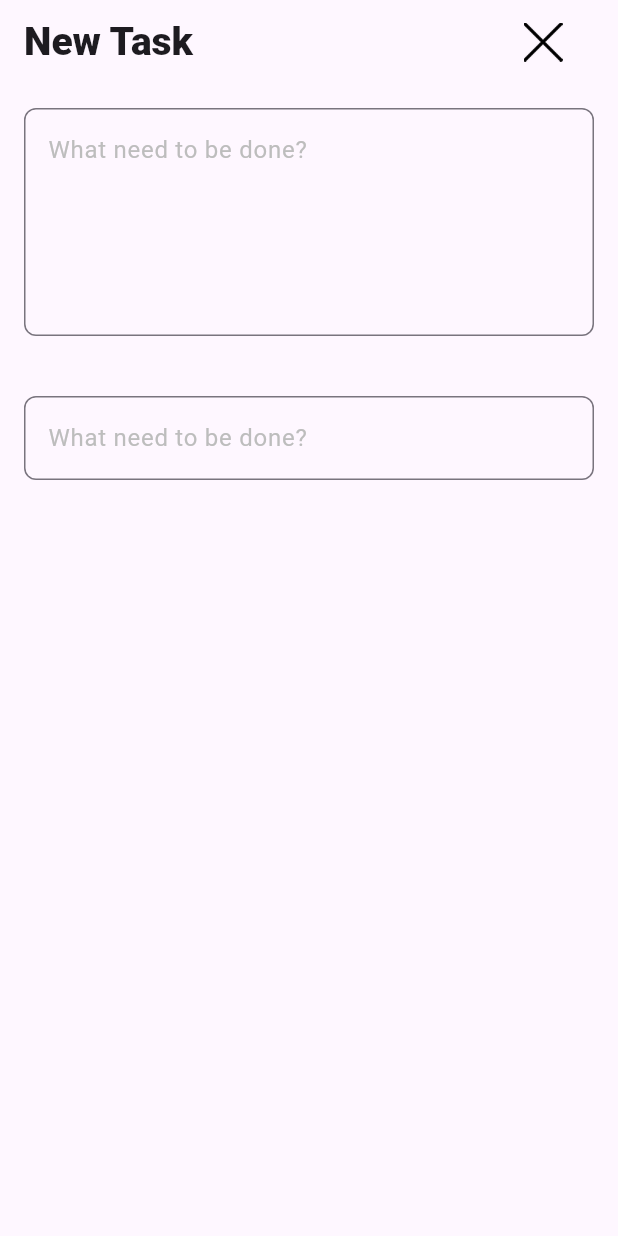
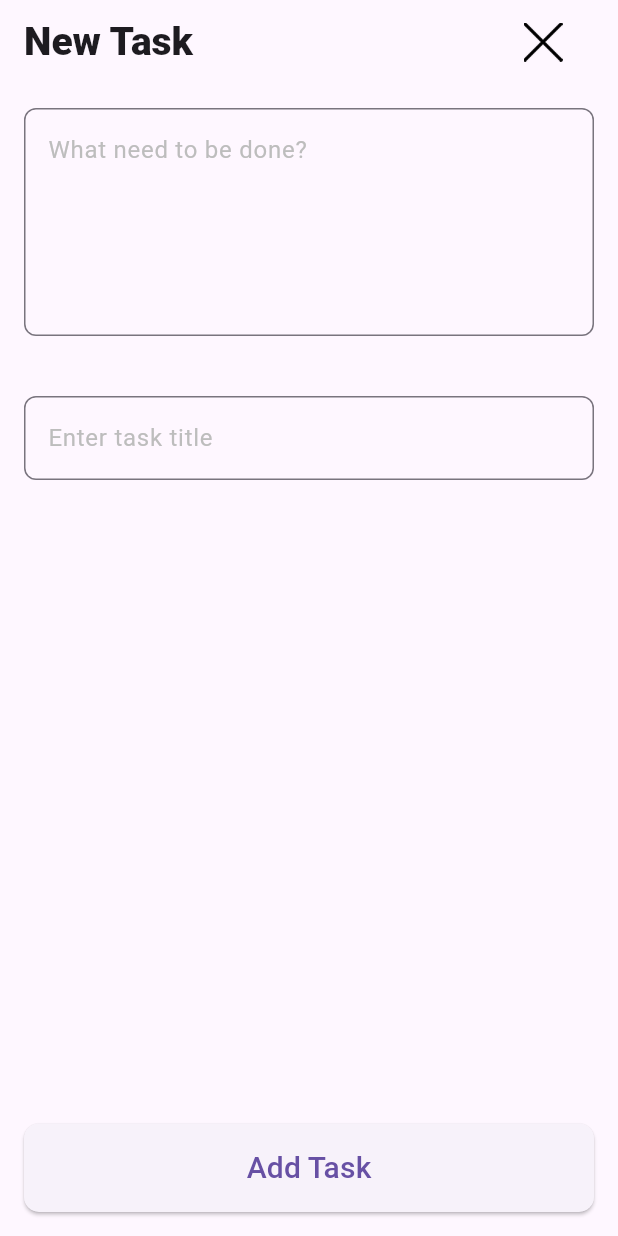
Before and after one commit to sopheap-it/todo_app_team, a Flutter app: the ScreenAddTask screen opened directly, on a phone screen of 412 x 824 dp. Run offline on Flutter 3.47's test engine with Material 3 defaults, Android fonts, the phone set to English and light mode, and no system bars.

Commit message:
add button ADD in page screen_add_task

```diff
--- a/lib/usa/todo_Task_UI/screen_add_task.dart
+++ b/lib/usa/todo_Task_UI/screen_add_task.dart
@@ -62,7 +62,7 @@ class ScreenAddTask extends StatelessWidget {
                   fontSize: 16,
                   color: Colors.grey[600],
                 ),
-                hintText: 'What need to be done?',
+                hintText: 'Enter task title',
                 hintStyle: TextStyle(
                   color: Colors.grey[400],
                 ),
@@ -79,6 +79,25 @@ class ScreenAddTask extends StatelessWidget {
           ],
         ),
       ),
+      bottomNavigationBar: Padding(
+        padding: const EdgeInsets.all(16.0),
+        child: ElevatedButton(
+          onPressed: () {
+            // Navigate to the next screen
+            // Navigator.push(context, MaterialPageRoute(builder: (context) => ScreenTasks()));
+          },
+          style: ElevatedButton.styleFrom(
+            padding: const EdgeInsets.symmetric(vertical: 15),
+            shape: RoundedRectangleBorder(
+              borderRadius: BorderRadius.circular(10),
+            ),
+          ),
+          child: const Text(
+            'Add Task',
+            style: TextStyle(fontSize: 20),
+          ),
+        ),
+      ),
     );
   }
 }
```
